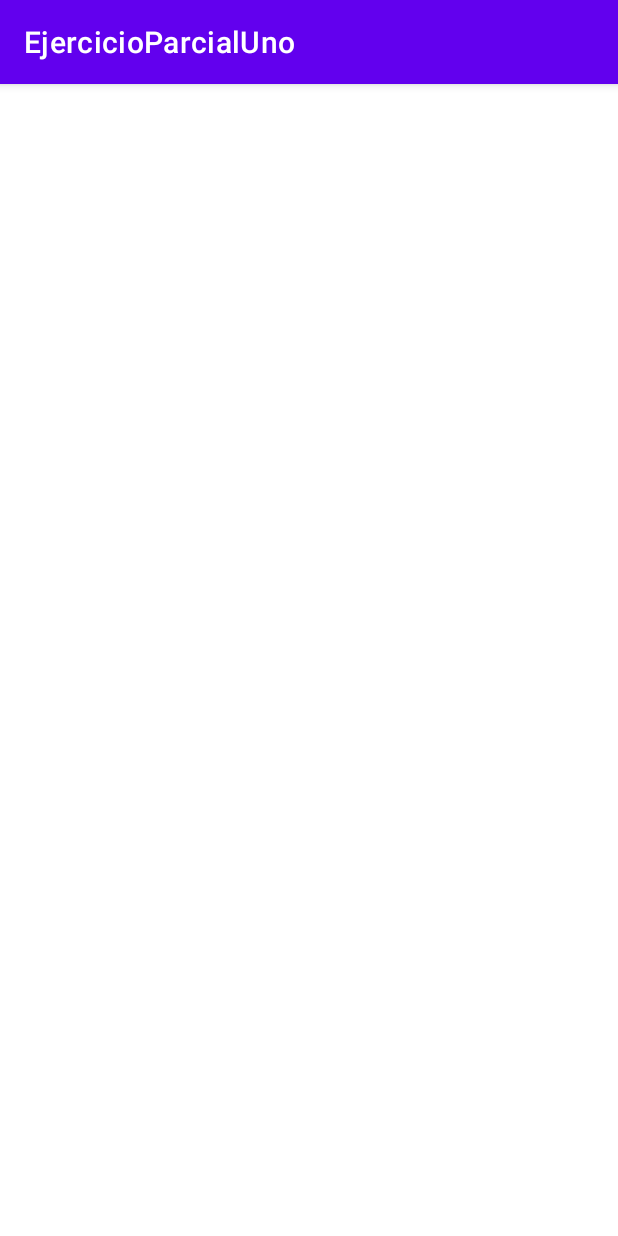
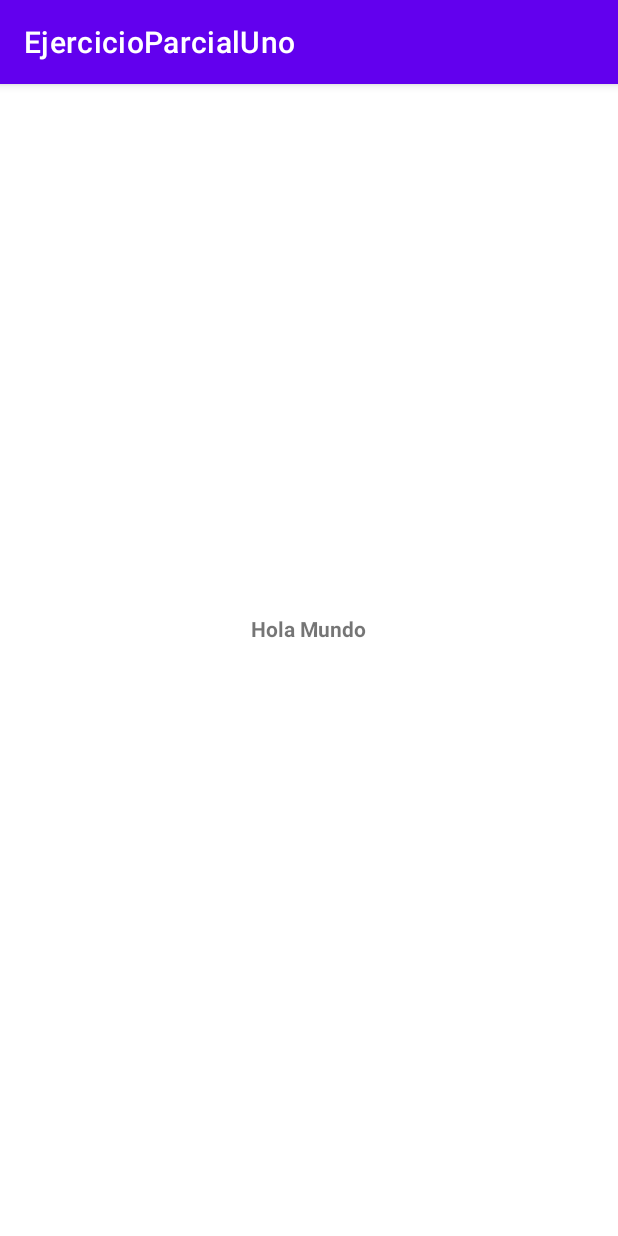
Before and after one commit to AngelaEspinosa2021/EjercicioParcialMoviles, an Android app: the CalculoImcActivity screen opened directly, with no data from a screen before it, on a phone screen of 412 x 824 dp. Run offline under Robolectric (Android 15) with nearby library versions, the phone set to English and light mode, and no system bars.

Commit message:
Funcionalidad btnImc completa.

```diff
--- a/EjercicioParcialUno/app/src/main/java/com/example/ejercicioparcialuno/MainActivity.java
+++ b/EjercicioParcialUno/app/src/main/java/com/example/ejercicioparcialuno/MainActivity.java
@@ -2,6 +2,7 @@ package com.example.ejercicioparcialuno;
 
 import androidx.appcompat.app.AppCompatActivity;
 
+import android.content.Intent;
 import android.os.Bundle;
 import android.view.View;
 import android.widget.Button;
@@ -47,6 +48,8 @@ public class MainActivity extends AppCompatActivity implements View.OnClickListe
     }
 
     private void goToBtnImcAction() {
-        Toast.makeText(this, "Diste Click para IMC", Toast.LENGTH_LONG).show();
+        //Toast.makeText(this, "Diste Click para IMC", Toast.LENGTH_LONG).show();
+        Intent intent = new Intent(MainActivity.this,CalculoImcActivity.class);
+        startActivity(intent);
     }
 }
--- a/EjercicioParcialUno/app/src/main/res/layout/activity_calculo_imc.xml
+++ b/EjercicioParcialUno/app/src/main/res/layout/activity_calculo_imc.xml
@@ -6,4 +6,20 @@
     android:layout_height="match_parent"
     tools:context=".CalculoImcActivity">
 
+    <TextView
+        android:id="@+id/textView"
+        android:layout_width="wrap_content"
+        android:layout_height="wrap_content"
+        android:layout_marginStart="100dp"
+        android:layout_marginTop="100dp"
+        android:layout_marginEnd="100dp"
+        android:layout_marginBottom="100dp"
+        android:text="Hola Mundo"
+        android:textStyle="bold"
+        app:layout_constraintBottom_toBottomOf="parent"
+        app:layout_constraintEnd_toEndOf="parent"
+        app:layout_constraintHorizontal_bias="0.496"
+        app:layout_constraintStart_toStartOf="parent"
+        app:layout_constraintTop_toTopOf="parent"
+        app:layout_constraintVertical_bias="0.462" />
 </androidx.constraintlayout.widget.ConstraintLayout>
```
